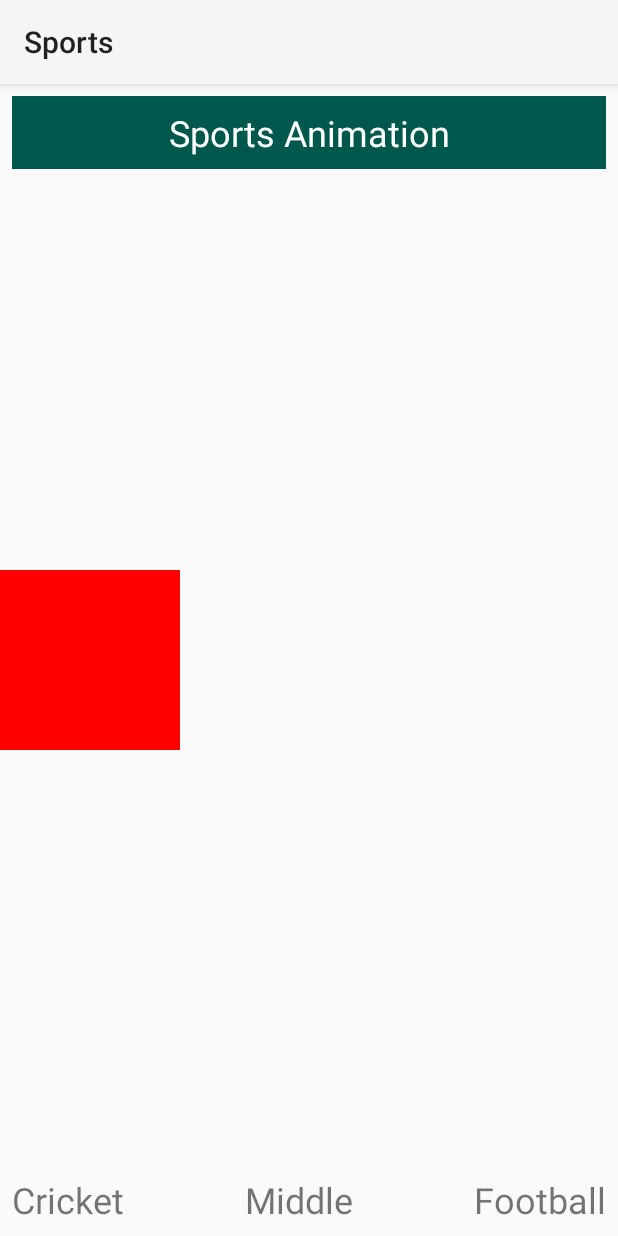
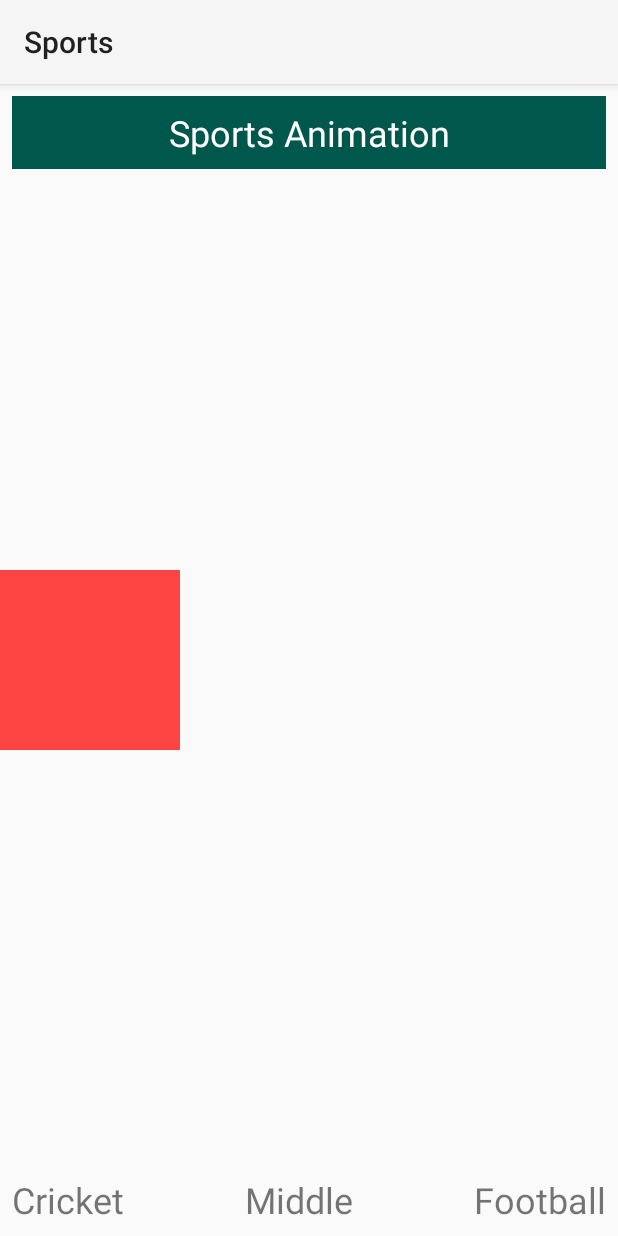
Before and after one commit to animeshroydev/MotionLayoutDemo, an Android app: the screen it shows after launch (MainActivity), on a phone screen of 412 x 824 dp. Run offline under Robolectric (Android 15) with nearby library versions, the phone set to English and light mode, and no system bars.

Commit message:
Color Change motion

```diff
--- a/app/build.gradle
+++ b/app/build.gradle
@@ -26,7 +26,7 @@ dependencies {
   implementation fileTree(dir: 'libs', include: ['*.jar'])
   implementation "org.jetbrains.kotlin:kotlin-stdlib-jdk7:$kotlin_version"
   implementation 'com.android.support:appcompat-v7:28.0.0-rc02'
-  implementation 'com.android.support.constraint:constraint-layout:2.0.0-beta1'
+  implementation 'com.android.support.constraint:constraint-layout:2.0.0-rc1'
   testImplementation 'junit:junit:4.12'
   androidTestImplementation 'com.android.support.test:runner:1.0.2'
   androidTestImplementation 'com.android.support.test.espresso:espresso-core:3.0.2'
--- a/app/src/main/res/layout/activity_main.xml
+++ b/app/src/main/res/layout/activity_main.xml
@@ -1,9 +1,10 @@
 <?xml version="1.0" encoding="utf-8"?>
-<android.support.constraint.ConstraintLayout xmlns:android="http://schemas.android.com/apk/res/android"
+<android.support.constraint.motion.MotionLayout xmlns:android="http://schemas.android.com/apk/res/android"
     xmlns:app="http://schemas.android.com/apk/res-auto"
     xmlns:tools="http://schemas.android.com/tools"
     android:layout_width="match_parent"
     android:layout_height="match_parent"
+    app:layoutDescription="@xml/sports_motion"
     tools:context="com.animeshroy.android.sports.MainActivity">
 
     <TextView
@@ -61,4 +62,6 @@
         app:layout_constraintBottom_toBottomOf="parent"
         app:layout_constraintEnd_toEndOf="parent" />
 
-</android.support.constraint.ConstraintLayout>
+
+
+</android.support.constraint.motion.MotionLayout>
--- /dev/null
+++ b/app/src/main/res/xml/sports_motion.xml
@@ -0,0 +1,46 @@
+<?xml version="1.0" encoding="utf-8"?>
+<MotionScene xmlns:android="http://schemas.android.com/apk/res/android"
+             xmlns:motion="http://schemas.android.com/apk/res-auto">
+
+    <Transition
+        motion:constraintSetStart="@+id/cricket"
+        motion:constraintSetEnd="@+id/football"
+        motion:duration="1000">
+
+        <OnSwipe
+            motion:touchAnchorId="@id/sportsView"
+            motion:touchAnchorSide="right"
+            motion:dragDirection="dragRight" />
+
+    </Transition>
+
+
+  <ConstraintSet android:id="@+id/cricket">
+      <Constraint
+        android:id="@+id/sportsView"
+          android:layout_width="@dimen/happySize"
+          android:layout_height="@dimen/happySize"
+          motion:layout_constraintBottom_toBottomOf="parent"
+          motion:layout_constraintStart_toStartOf="parent"
+          motion:layout_constraintTop_toTopOf="parent">
+              <CustomAttribute
+                  motion:attributeName="backgroundColor"
+                  motion:customColorValue="@android:color/holo_red_light"/>
+          </Constraint>
+  </ConstraintSet>
+
+    <ConstraintSet android:id="@+id/football">
+        <Constraint
+            android:id="@+id/sportsView"
+            android:layout_width="@dimen/happySize"
+            android:layout_height="@dimen/happySize"
+            motion:layout_constraintBottom_toBottomOf="parent"
+            motion:layout_constraintEnd_toEndOf="parent"
+            motion:layout_constraintTop_toTopOf="parent">
+            <CustomAttribute
+                motion:attributeName="backgroundColor"
+                motion:customColorValue="@android:color/holo_green_light"/>
+        </Constraint>
+    </ConstraintSet>
+
+</MotionScene>
```
Lines whose indentation alone changed are shown as unchanged.
